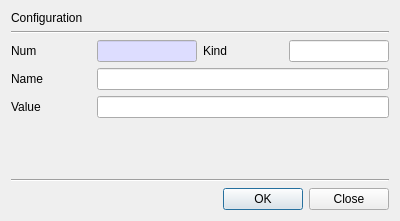
Old version of the form CertMan/config_dlg.ui in the repository jykim74/CertMan.
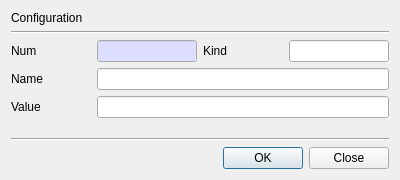
New version of the form.

```diff
--- a/CertMan/config_dlg.ui
+++ b/CertMan/config_dlg.ui
@@ -7,7 +7,7 @@
     <x>0</x>
     <y>0</y>
     <width>400</width>
-    <height>221</height>
+    <height>180</height>
    </rect>
   </property>
   <property name="windowTitle">
```
